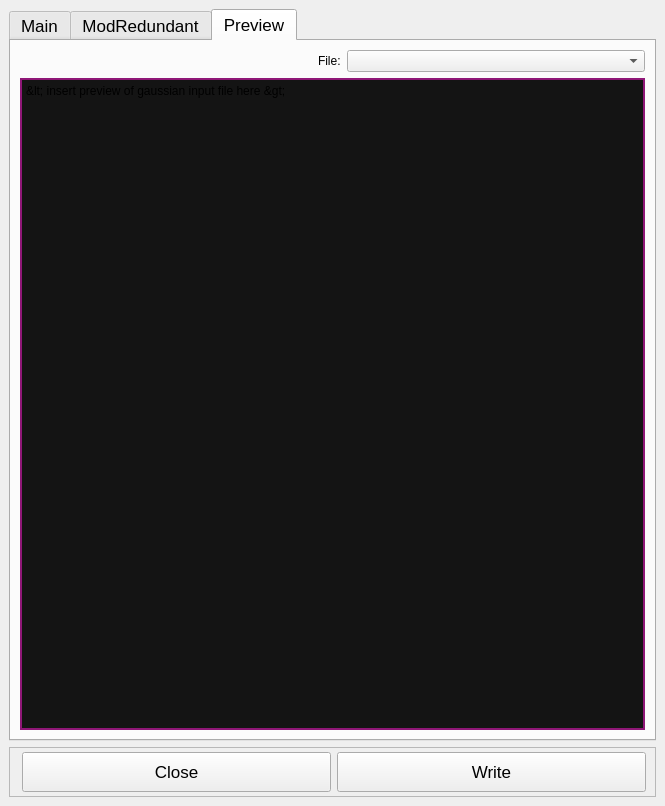
Before: the Qt Designer form UIs/SetupWindow.ui in isaksengeir/REACT, drawn with Qt 5.
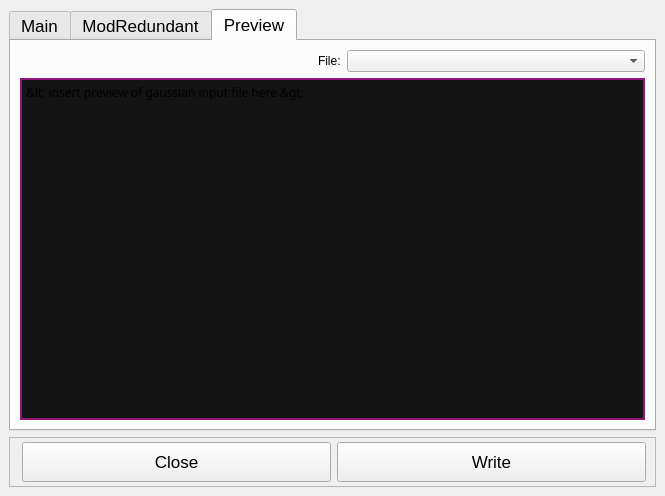
After: the same form once the commit is applied. The open tabs and pages were chosen to show the change. Icons and pictures are not drawn.

Commit message: UI changes: mono font and smaller window

Patch:
```diff
--- a/UIs/SetupWindow.ui
+++ b/UIs/SetupWindow.ui
@@ -7,7 +7,7 @@
     <x>0</x>
     <y>0</y>
     <width>665</width>
-    <height>806</height>
+    <height>496</height>
    </rect>
   </property>
   <property name="font">
@@ -1952,6 +1952,11 @@
           </item>
           <item>
            <widget class="QPlainTextEdit" name="text_preview">
+            <property name="font">
+             <font>
+              <family>PT Mono</family>
+             </font>
+            </property>
             <property name="plainText">
              <string>&lt; insert preview of gaussian input file here &gt;</string>
             </property>
```
The commit also changes 1 other file.
